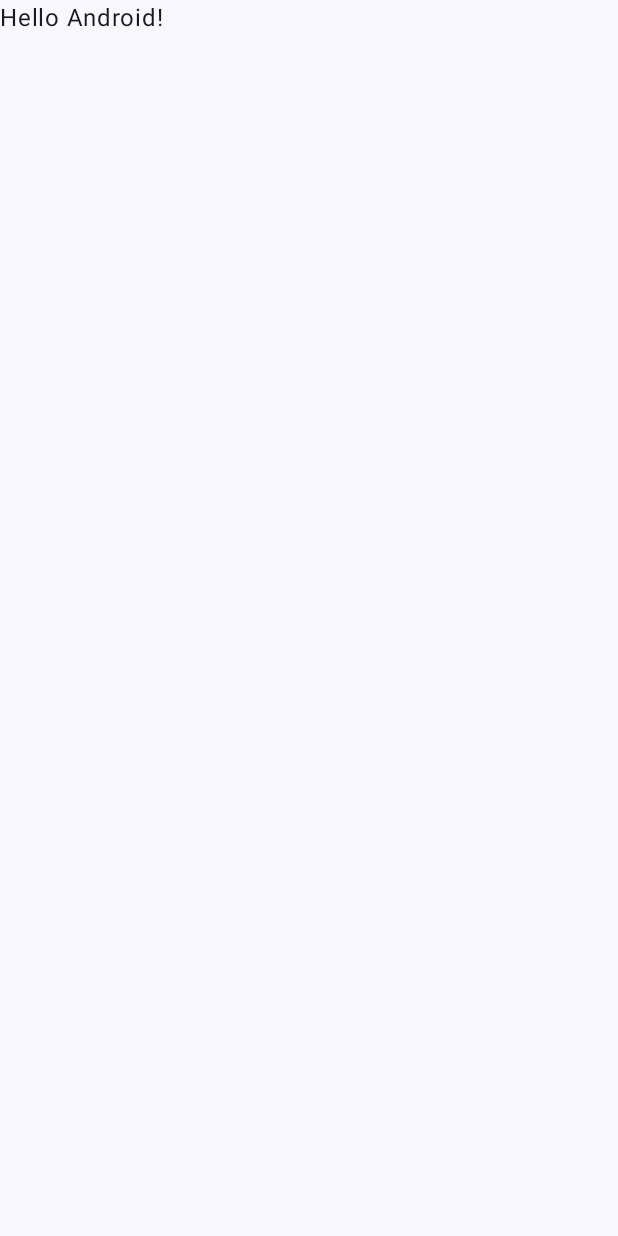
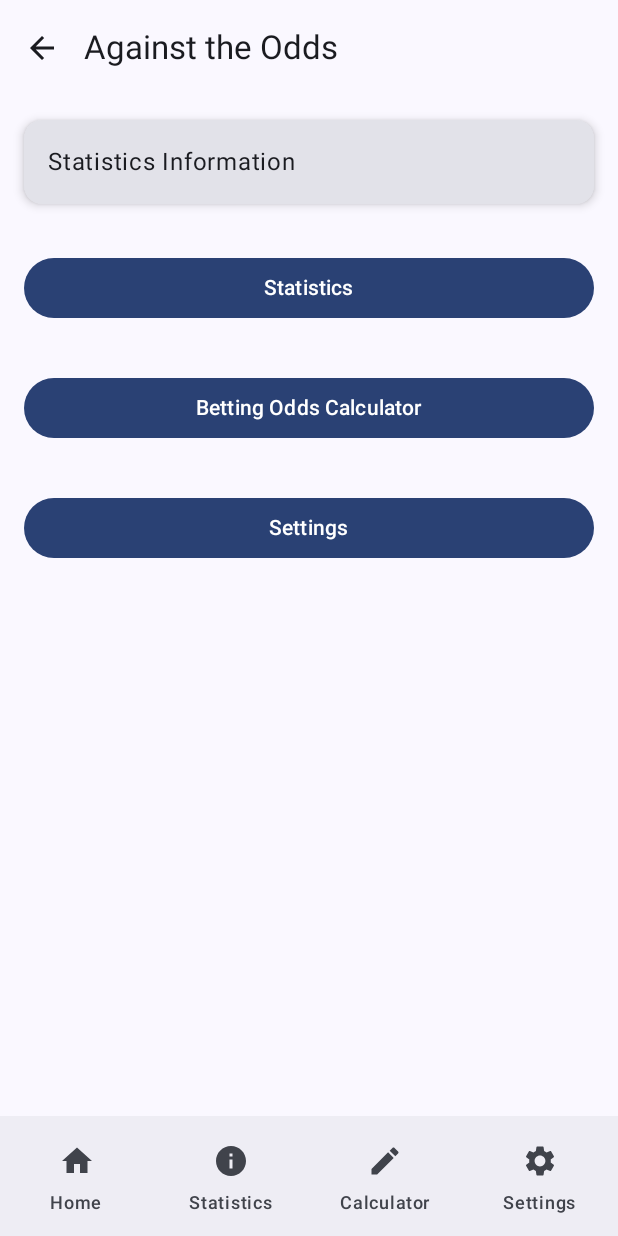
Before and after one commit to Benismu6/Against-the-Odds, an Android app built with Jetpack Compose: the screen it shows after launch (MainActivity), on a phone screen of 412 x 824 dp. Before the commit the screen is almost empty. Run offline under Robolectric (Android 15) with nearby library versions, the phone set to English and light mode, and no system bars; our stand-ins replace Firebase (no records; nobody signed in at launch, a user with empty details on screens opened directly).

Commit message:
Added all screens and navigation.

```diff
--- a/app/src/main/java/edu/towson/cosc435/basaran/againsttheodds/MainActivity.kt
+++ b/app/src/main/java/edu/towson/cosc435/basaran/againsttheodds/MainActivity.kt
@@ -6,16 +6,16 @@ import androidx.activity.ComponentActivity
 import androidx.activity.compose.setContent
 import androidx.activity.enableEdgeToEdge
 import androidx.activity.viewModels
+import androidx.compose.material3.Scaffold
+import androidx.compose.runtime.Composable
+import androidx.compose.ui.Modifier
+import androidx.navigation.compose.rememberNavController
 import androidx.compose.foundation.layout.fillMaxSize
 import androidx.compose.foundation.layout.padding
-import androidx.compose.material3.Scaffold
-import androidx.compose.material3.Text
-import androidx.compose.runtime.Composable
-import androidx.compose.ui.Modifier
-import androidx.lifecycle.Observer
 import edu.towson.cosc435.basaran.againsttheodds.models.AthleteViewModel
 import edu.towson.cosc435.basaran.againsttheodds.models.ScheduleViewModel
 import edu.towson.cosc435.basaran.againsttheodds.models.TeamViewModel
+import edu.towson.cosc435.basaran.againsttheodds.ui.navigation.AppNavigation
 import edu.towson.cosc435.basaran.againsttheodds.ui.theme.AgainstTheOddsTheme
 
 class MainActivity : ComponentActivity() {
@@ -29,12 +29,9 @@ class MainActivity : ComponentActivity() {
         enableEdgeToEdge()
         setContent {
             AgainstTheOddsTheme {
+                val navController = rememberNavController()
                 Scaffold(modifier = Modifier.fillMaxSize()) { innerPadding ->
-                    // You may call your composables here
-                    Greeting(
-                        name = "Android",
-                        modifier = Modifier.padding(innerPadding)
-                    )
+                    AppNavigation(navController = navController, modifier = Modifier.padding(innerPadding))
                 }
             }
         }
@@ -89,9 +86,6 @@ class MainActivity : ComponentActivity() {
 }
 
 @Composable
-fun Greeting(name: String, modifier: Modifier = Modifier) {
-    Text(
-        text = "Hello $name!",
-        modifier = modifier
-    )
+fun AppNavigation(navController: androidx.navigation.NavController, modifier: Modifier = Modifier) {
+    edu.towson.cosc435.basaran.againsttheodds.ui.navigation.AppNavigation()
 }
--- /dev/null
+++ b/app/src/main/java/edu/towson/cosc435/basaran/againsttheodds/components/NavigationBar.kt
@@ -0,0 +1,47 @@
+// NavigationBar.kt
+package edu.towson.cosc435.basaran.againsttheodds.ui.components
+
+import androidx.compose.material.icons.Icons
+import androidx.compose.material.icons.filled.Edit
+import androidx.compose.material.icons.filled.Home
+import androidx.compose.material.icons.filled.Info
+import androidx.compose.material.icons.filled.Settings
+import androidx.compose.material3.BottomAppBar
+import androidx.compose.material3.Icon
+import androidx.compose.material3.NavigationBar
+import androidx.compose.material3.NavigationBarItem
+import androidx.compose.material3.Text
+import androidx.compose.runtime.Composable
+import androidx.navigation.NavController
+
+@Composable
+fun NavigationBar(navController: NavController) {
+    BottomAppBar {
+        NavigationBar {
+            NavigationBarItem(
+                selected = false,
+                onClick = { navController.navigate("dashboard") },
+                icon = { Icon(Icons.Default.Home, contentDescription = "Home") },
+                label = { Text("Home") }
+            )
+            NavigationBarItem(
+                selected = false,
+                onClick = { navController.navigate("statistics") },
+                icon = { Icon(Icons.Default.Info, contentDescription = "Statistics") },
+                label = { Text("Statistics") }
+            )
+            NavigationBarItem(
+                selected = false,
+                onClick = { navController.navigate("calculator") },
+                icon = { Icon(Icons.Default.Edit, contentDescription = "Calculator") },
+                label = { Text("Calculator") }
+            )
+            NavigationBarItem(
+                selected = false,
+                onClick = { navController.navigate("settings") },
+                icon = { Icon(Icons.Default.Settings, contentDescription = "Settings") },
+                label = { Text("Settings") }
+            )
+        }
+    }
+}
--- /dev/null
+++ b/app/src/main/java/edu/towson/cosc435/basaran/againsttheodds/navigation/AppNavigation.kt
@@ -0,0 +1,24 @@
+// AppNavigation.kt
+package edu.towson.cosc435.basaran.againsttheodds.ui.navigation
+
+import androidx.compose.runtime.Composable
+import androidx.navigation.compose.NavHost
+import androidx.navigation.compose.composable
+import androidx.navigation.compose.rememberNavController
+import edu.towson.cosc435.basaran.againsttheodds.ui.screens.BettingOddsCalculatorScreen
+import edu.towson.cosc435.basaran.againsttheodds.ui.screens.DashboardScreen
+import edu.towson.cosc435.basaran.againsttheodds.ui.screens.HelpScreen
+import edu.towson.cosc435.basaran.againsttheodds.ui.screens.SettingsScreen
+import edu.towson.cosc435.basaran.againsttheodds.ui.screens.StatisticsScreen
+
+@Composable
+fun AppNavigation() {
+    val navController = rememberNavController()
+    NavHost(navController = navController, startDestination = "dashboard") {
+        composable("dashboard") { DashboardScreen(navController) }
+        composable("statistics") { StatisticsScreen(navController) }
+        composable("calculator") { BettingOddsCalculatorScreen(navController) }
+        composable("settings") { SettingsScreen(navController) }
+        composable("help") { HelpScreen(navController) }
+    }
+}
--- /dev/null
+++ b/app/src/main/java/edu/towson/cosc435/basaran/againsttheodds/screens/DashboardScreen.kt
@@ -0,0 +1,70 @@
+// DashboardScreen.kt
+package edu.towson.cosc435.basaran.againsttheodds.ui.screens
+
+import androidx.compose.foundation.layout.*
+import androidx.compose.material.icons.Icons
+import androidx.compose.material.icons.filled.ArrowBack
+import androidx.compose.material3.*
+import androidx.compose.runtime.Composable
+import androidx.compose.ui.Modifier
+import androidx.compose.ui.unit.dp
+import androidx.navigation.NavController
+import edu.towson.cosc435.basaran.againsttheodds.ui.components.NavigationBar
+
+@OptIn(ExperimentalMaterial3Api::class)
+@Composable
+fun DashboardScreen(navController: NavController) {
+    Scaffold(
+        topBar = {
+            TopAppBar(
+                title = { Text("Against the Odds") },
+                navigationIcon = {
+                    IconButton(onClick = { navController.popBackStack() }) {
+                        Icon(imageVector = Icons.Default.ArrowBack, contentDescription = "Back")
+                    }
+                }
+            )
+        },
+        bottomBar = { NavigationBar(navController) }
+    ) { innerPadding ->
+        Column(
+            modifier = Modifier
+                .padding(innerPadding)
+                .fillMaxSize(),
+            verticalArrangement = Arrangement.Top
+        ) {
+            Card(
+                modifier = Modifier
+                    .padding(16.dp)
+                    .fillMaxWidth(),
+                elevation = CardDefaults.cardElevation(4.dp)
+            ) {
+                Text("Statistics Information", modifier = Modifier.padding(16.dp))
+            }
+            Button(
+                onClick = { navController.navigate("statistics") },
+                modifier = Modifier
+                    .padding(16.dp)
+                    .fillMaxWidth()
+            ) {
+                Text("Statistics")
+            }
+            Button(
+                onClick = { navController.navigate("calculator") },
+                modifier = Modifier
+                    .padding(16.dp)
+                    .fillMaxWidth()
+            ) {
+                Text("Betting Odds Calculator")
+            }
+            Button(
+                onClick = { navController.navigate("settings") },
+                modifier = Modifier
+                    .padding(16.dp)
+                    .fillMaxWidth()
+            ) {
+                Text("Settings")
+            }
+        }
+    }
+}
```
Also changed, not shown: app/src/main/java/edu/towson/cosc435/basaran/againsttheodds/screens/BettingOddsCalculatorScreen.kt (added, +183 -0 lines), app/src/main/java/edu/towson/cosc435/basaran/againsttheodds/screens/HelpScreen.kt (added, +50 -0 lines), app/src/main/java/edu/towson/cosc435/basaran/againsttheodds/screens/SettingsScreen.kt (added, +107 -0 lines), app/src/main/java/edu/towson/cosc435/basaran/againsttheodds/screens/StatisticsScreen.kt (added, +49 -0 lines).
